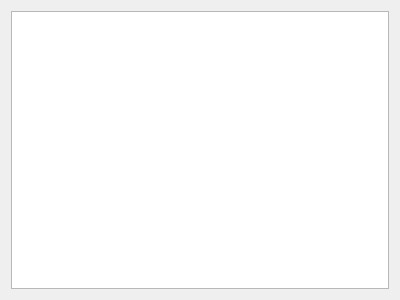
This is tools/transforminfoform.ui in gustafsson/freq as Qt 5 draws it before an edit. The edited form follows.
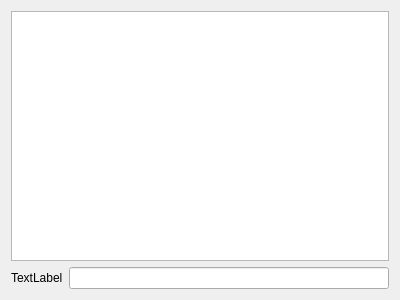
This is the edited form.

Commit message: More transform information

The edit to the form file:
```diff
--- a/tools/transforminfoform.ui
+++ b/tools/transforminfoform.ui
@@ -13,10 +13,24 @@
   <property name="windowTitle">
    <string>Form</string>
   </property>
-  <layout class="QHBoxLayout" name="horizontalLayout">
+  <layout class="QVBoxLayout" name="verticalLayout">
    <item>
     <widget class="QTableWidget" name="tableWidget"/>
    </item>
+   <item>
+    <layout class="QHBoxLayout" name="horizontalLayout">
+     <item>
+      <widget class="QLabel" name="label">
+       <property name="text">
+        <string>TextLabel</string>
+       </property>
+      </widget>
+     </item>
+     <item>
+      <widget class="QLineEdit" name="lineEdit"/>
+     </item>
+    </layout>
+   </item>
   </layout>
  </widget>
  <resources/>
```
The commit also changes 2 other files.
